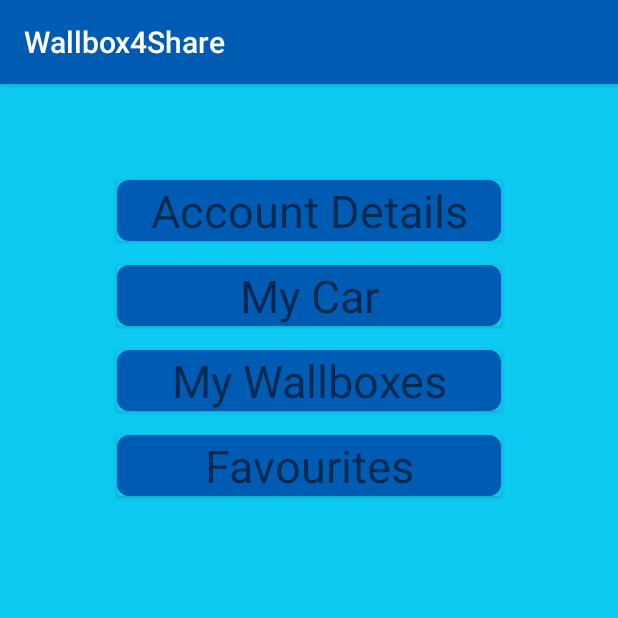
After one commit to Catalinu23/Wallbox4Share, an Android app: the UserMenuCategoriesActivity screen opened directly, with no data from a screen before it, on a phone screen of 412 x 824 dp, the top half of it. The commit adds this screen. Run offline under Robolectric (Android 15) with nearby library versions, the phone set to English and light mode, and no system bars.

Commit message:
implemented 4 user menu categories

```diff
--- a/app/src/main/AndroidManifest.xml
+++ b/app/src/main/AndroidManifest.xml
@@ -19,7 +19,8 @@
         android:roundIcon="@mipmap/ic_launcher_round"
         android:supportsRtl="true"
         android:theme="@style/Theme.Wallbox4Share">
-        <activity android:name=".MapActivity"></activity>
+        <activity android:name=".UserMenuCategoriesActivity"></activity>
+        <activity android:name=".MapActivity" />
         <!--
              The API key for Google Maps-based APIs is defined as a string resource.
              (See the file "res/values/google_maps_api.xml").
--- a/app/src/main/java/com/example/wallbox4share/MapActivity.java
+++ b/app/src/main/java/com/example/wallbox4share/MapActivity.java
@@ -9,11 +9,14 @@ import androidx.fragment.app.FragmentActivity;
 
 import android.Manifest;
 import android.annotation.SuppressLint;
+import android.content.Intent;
 import android.content.pm.PackageManager;
 import android.location.Geocoder;
 import android.location.Location;
 import android.location.LocationListener;
 import android.os.Bundle;
+import android.view.View;
+import android.widget.ImageButton;
 import android.widget.Toast;
 
 import com.google.android.gms.common.api.GoogleApiClient;
@@ -37,6 +40,7 @@ public class MapActivity extends FragmentActivity implements OnMapReadyCallback,
     private GoogleMap mMap;
     private Geocoder geocoder;
 
+
     @Override
     protected void onCreate(Bundle savedInstanceState) {
         super.onCreate(savedInstanceState);
@@ -46,6 +50,19 @@ public class MapActivity extends FragmentActivity implements OnMapReadyCallback,
         supportMapFragment.getMapAsync(this);
         geocoder = new Geocoder(this);
         fusedLocationProviderClient = LocationServices.getFusedLocationProviderClient(this);
+
+        ImageButton pfpButton = findViewById(R.id.userProfilePictureButton);
+        pfpButton.setOnClickListener(new View.OnClickListener() {
+            @Override
+            public void onClick(View v) {
+                openUserMenu();
+            }
+        });
+    }
+
+    private void openUserMenu() {
+        Intent intent = new Intent(this, UserMenuCategoriesActivity.class);
+        startActivity(intent);
     }
 
     public void zoomToUserLocation() {
--- /dev/null
+++ b/app/src/main/java/com/example/wallbox4share/UserMenuCategoriesActivity.java
@@ -0,0 +1,14 @@
+package com.example.wallbox4share;
+
+import androidx.appcompat.app.AppCompatActivity;
+
+import android.os.Bundle;
+
+public class UserMenuCategoriesActivity extends AppCompatActivity {
+
+    @Override
+    protected void onCreate(Bundle savedInstanceState) {
+        super.onCreate(savedInstanceState);
+        setContentView(R.layout.activity_user_menu_categories);
+    }
+}
--- /dev/null
+++ b/app/src/main/res/drawable/blue_rounded_button.xml
@@ -0,0 +1,9 @@
+<?xml version="1.0" encoding="utf-8"?>
+<selector xmlns:android="http://schemas.android.com/apk/res/android">
+    <item>
+        <shape>
+            <solid android:color="@color/purple_500"/>
+            <corners android:radius="8dp" />
+        </shape>
+    </item>
+</selector>
--- a/app/src/main/res/layout/activity_map.xml
+++ b/app/src/main/res/layout/activity_map.xml
@@ -7,9 +7,27 @@
     tools:context=".MapActivity">
 
     <fragment
+        android:id="@+id/google_map"
+        android:name="com.google.android.gms.maps.SupportMapFragment"
         android:layout_width="match_parent"
         android:layout_height="match_parent"
-        android:id="@+id/google_map"
-        android:name="com.google.android.gms.maps.SupportMapFragment" />
+        tools:layout_editor_absoluteX="-36dp"
+        tools:layout_editor_absoluteY="151dp" />
+
+    <androidx.cardview.widget.CardView
+        android:layout_width="72dp"
+        android:layout_height="72dp"
+        android:layout_marginTop="16dp"
+        android:layout_marginEnd="16dp"
+        app:cardCornerRadius="64dp"
+        app:layout_constraintEnd_toEndOf="parent"
+        app:layout_constraintTop_toTopOf="parent">
+
+        <ImageButton
+            android:id="@+id/userProfilePictureButton"
+            android:layout_width="72dp"
+            android:layout_height="72dp"
+            android:src="@drawable/blank_image" />
+    </androidx.cardview.widget.CardView>
 
 </androidx.constraintlayout.widget.ConstraintLayout>
--- /dev/null
+++ b/app/src/main/res/layout/activity_user_menu_categories.xml
@@ -0,0 +1,97 @@
+<?xml version="1.0" encoding="utf-8"?>
+<androidx.constraintlayout.widget.ConstraintLayout xmlns:android="http://schemas.android.com/apk/res/android"
+    xmlns:app="http://schemas.android.com/apk/res-auto"
+    xmlns:tools="http://schemas.android.com/tools"
+    android:layout_width="match_parent"
+    android:layout_height="match_parent"
+    android:background="@color/light_blue"
+    tools:context=".UserMenuCategoriesActivity">
+
+    <androidx.cardview.widget.CardView
+        android:id="@+id/cardView"
+        android:layout_width="256dp"
+        android:layout_height="wrap_content"
+        android:layout_gravity="center|center_vertical"
+        android:layout_marginTop="64dp"
+        android:background="@drawable/blue_rounded_button"
+        app:cardBackgroundColor="@color/light_blue"
+        app:layout_constraintEnd_toEndOf="parent"
+        app:layout_constraintStart_toStartOf="parent"
+        app:layout_constraintTop_toTopOf="parent">
+
+        <TextView
+            android:id="@+id/textViewCategory1"
+            android:layout_width="match_parent"
+            android:layout_height="wrap_content"
+            android:background="@drawable/blue_rounded_button"
+            android:gravity="center"
+            android:text="Account Details"
+            android:textSize="30sp" />
+    </androidx.cardview.widget.CardView>
+
+    <androidx.cardview.widget.CardView
+        android:id="@+id/cardView2"
+        android:layout_width="wrap_content"
+        android:layout_height="wrap_content"
+        android:layout_gravity="center|center_vertical"
+        android:layout_marginTop="16dp"
+        android:background="@drawable/blue_rounded_button"
+        app:cardBackgroundColor="@color/light_blue"
+        app:layout_constraintEnd_toEndOf="parent"
+        app:layout_constraintStart_toStartOf="parent"
+        app:layout_constraintTop_toBottomOf="@+id/cardView">
+
+        <TextView
+            android:id="@+id/textViewCategory2"
+            android:layout_width="256dp"
+            android:layout_height="wrap_content"
+            android:background="@drawable/blue_rounded_button"
+            android:gravity="center"
+            android:text="My Car"
+            android:textSize="30sp" />
+    </androidx.cardview.widget.CardView>
+
+    <androidx.cardview.widget.CardView
+        android:id="@+id/cardView3"
+        android:layout_width="wrap_content"
+        android:layout_height="wrap_content"
+        android:layout_gravity="center|center_vertical"
+        android:layout_marginTop="16dp"
+        android:background="@drawable/blue_rounded_button"
+        app:cardBackgroundColor="@color/light_blue"
+        app:layout_constraintEnd_toEndOf="parent"
+        app:layout_constraintStart_toStartOf="parent"
+        app:layout_constraintTop_toBottomOf="@+id/cardView2">
+
+        <TextView
+            android:id="@+id/textViewCategory3"
+            android:layout_width="256dp"
+            android:layout_height="wrap_content"
+            android:background="@drawable/blue_rounded_button"
+            android:gravity="center"
+            android:text="My Wallboxes"
+            android:textSize="30sp" />
+    </androidx.cardview.widget.CardView>
+
+    <androidx.cardview.widget.CardView
+        android:layout_width="wrap_content"
+        android:layout_height="wrap_content"
+        android:layout_gravity="center|center_vertical"
+        android:layout_marginTop="16dp"
+        android:background="@drawable/blue_rounded_button"
+        app:cardBackgroundColor="@color/light_blue"
+        app:layout_constraintEnd_toEndOf="parent"
+        app:layout_constraintStart_toStartOf="parent"
+        app:layout_constraintTop_toBottomOf="@+id/cardView3">
+
+        <TextView
+            android:id="@+id/textViewCategory4"
+            android:layout_width="256dp"
+            android:layout_height="wrap_content"
+            android:background="@drawable/blue_rounded_button"
+            android:gravity="center"
+            android:text="Favourites"
+            android:textSize="30sp" />
+    </androidx.cardview.widget.CardView>
+
+</androidx.constraintlayout.widget.ConstraintLayout>
```
